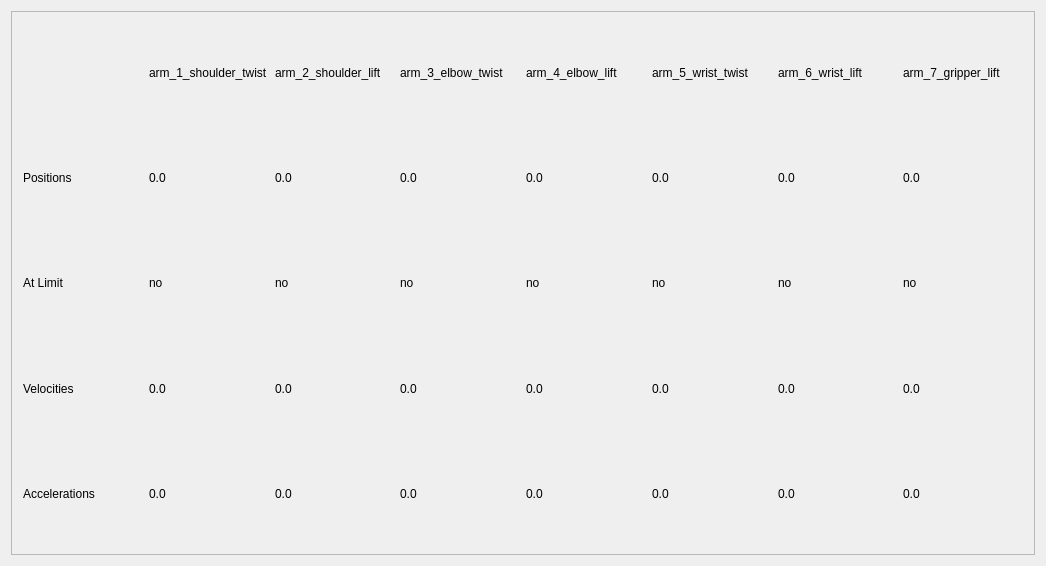
Qt form src/control/teleop_status_panel/teleop_status_panel.ui (aurone/rcta_manipulation) before a commit.
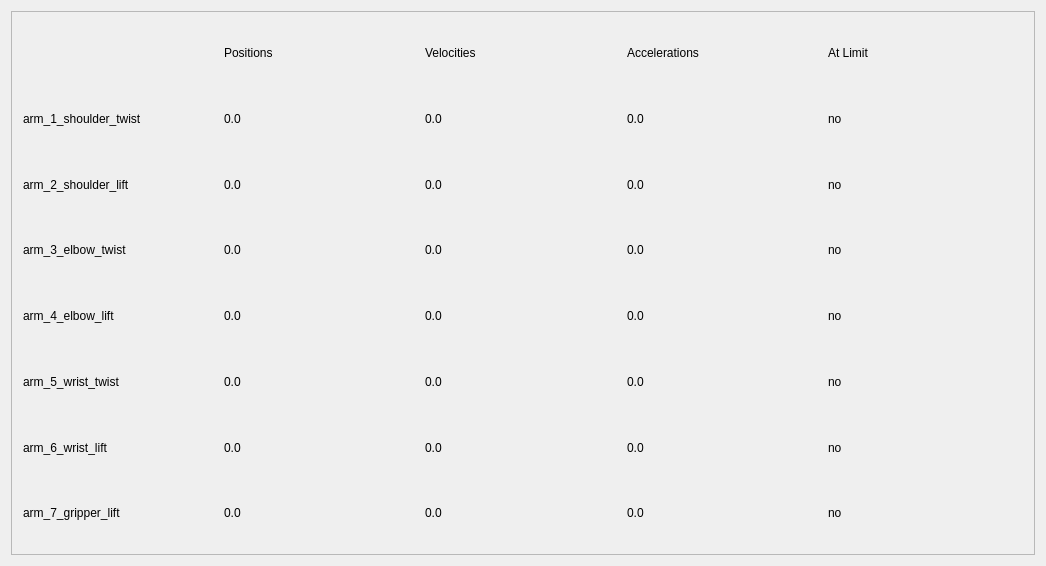
The same form after that commit.

Commit message: vertically orient teleop plugin

The edit to the form file:
```diff
--- a/src/control/teleop_status_panel/teleop_status_panel.ui
+++ b/src/control/teleop_status_panel/teleop_status_panel.ui
@@ -24,293 +24,293 @@
        <rect>
         <x>0</x>
         <y>0</y>
-        <width>1046</width>
-        <height>530</height>
+        <width>1026</width>
+        <height>546</height>
        </rect>
       </property>
       <layout class="QGridLayout" name="gridLayout">
-       <item row="0" column="0">
+       <item row="1" column="0">
         <layout class="QGridLayout" name="gridLayout_2">
-         <item row="3" column="3">
-          <widget class="QLabel" name="a3_velocity">
-           <property name="text">
-            <string>0.0</string>
-           </property>
-          </widget>
-         </item>
-         <item row="4" column="2">
-          <widget class="QLabel" name="a2_acceleration">
-           <property name="text">
-            <string>0.0</string>
-           </property>
-          </widget>
-         </item>
-         <item row="3" column="1">
-          <widget class="QLabel" name="a1_velocity">
-           <property name="text">
-            <string>0.0</string>
-           </property>
-          </widget>
-         </item>
-         <item row="2" column="7">
-          <widget class="QLabel" name="a7_at_limit">
-           <property name="text">
-            <string>no</string>
-           </property>
-          </widget>
-         </item>
-         <item row="3" column="7">
-          <widget class="QLabel" name="a7_velocity">
-           <property name="text">
-            <string>0.0</string>
-           </property>
-          </widget>
-         </item>
-         <item row="0" column="1">
-          <widget class="QLabel" name="a1_name">
-           <property name="text">
-            <string>arm_1_shoulder_twist</string>
-           </property>
-          </widget>
-         </item>
-         <item row="4" column="5">
-          <widget class="QLabel" name="a5_acceleration">
-           <property name="text">
-            <string>0.0</string>
-           </property>
-          </widget>
-         </item>
-         <item row="2" column="5">
-          <widget class="QLabel" name="a5_at_limit">
-           <property name="text">
-            <string>no</string>
-           </property>
-          </widget>
-         </item>
-         <item row="2" column="2">
-          <widget class="QLabel" name="a2_at_limit">
-           <property name="text">
-            <string>no</string>
-           </property>
-          </widget>
-         </item>
-         <item row="0" column="4">
-          <widget class="QLabel" name="a4_name">
-           <property name="text">
-            <string>arm_4_elbow_lift</string>
-           </property>
-          </widget>
-         </item>
-         <item row="2" column="3">
-          <widget class="QLabel" name="a3_at_limit">
-           <property name="text">
-            <string>no</string>
-           </property>
-          </widget>
-         </item>
-         <item row="0" column="7">
-          <widget class="QLabel" name="a7_name">
-           <property name="text">
-            <string>arm_7_gripper_lift</string>
-           </property>
-          </widget>
-         </item>
-         <item row="3" column="5">
-          <widget class="QLabel" name="a5_velocity">
-           <property name="text">
-            <string>0.0</string>
-           </property>
-          </widget>
-         </item>
-         <item row="4" column="4">
-          <widget class="QLabel" name="a4_acceleration">
-           <property name="text">
-            <string>0.0</string>
-           </property>
-          </widget>
-         </item>
-         <item row="2" column="0">
-          <widget class="QLabel" name="at_limit_label">
-           <property name="text">
-            <string>At Limit</string>
-           </property>
-          </widget>
-         </item>
-         <item row="4" column="6">
-          <widget class="QLabel" name="a6_acceleration">
-           <property name="text">
-            <string>0.0</string>
-           </property>
-          </widget>
-         </item>
-         <item row="2" column="6">
-          <widget class="QLabel" name="a6_at_limit">
-           <property name="text">
-            <string>no</string>
-           </property>
-          </widget>
-         </item>
-         <item row="4" column="7">
-          <widget class="QLabel" name="a7_acceleration">
-           <property name="text">
-            <string>0.0</string>
-           </property>
-          </widget>
-         </item>
-         <item row="1" column="6">
-          <widget class="QLabel" name="a6_position">
-           <property name="text">
-            <string>0.0</string>
-           </property>
-          </widget>
-         </item>
-         <item row="3" column="4">
-          <widget class="QLabel" name="a4_velocity">
-           <property name="text">
-            <string>0.0</string>
-           </property>
-          </widget>
-         </item>
-         <item row="1" column="0">
+         <item row="1" column="1">
           <widget class="QLabel" name="positions_label">
            <property name="text">
             <string>Positions</string>
            </property>
           </widget>
          </item>
-         <item row="0" column="2">
+         <item row="1" column="4">
+          <widget class="QLabel" name="at_limit_label">
+           <property name="text">
+            <string>At Limit</string>
+           </property>
+          </widget>
+         </item>
+         <item row="7" column="0">
+          <widget class="QLabel" name="a5_name">
+           <property name="text">
+            <string>arm_5_wrist_twist</string>
+           </property>
+          </widget>
+         </item>
+         <item row="9" column="0">
+          <widget class="QLabel" name="a7_name">
+           <property name="text">
+            <string>arm_7_gripper_lift</string>
+           </property>
+          </widget>
+         </item>
+         <item row="8" column="0">
+          <widget class="QLabel" name="a6_name">
+           <property name="text">
+            <string>arm_6_wrist_lift</string>
+           </property>
+          </widget>
+         </item>
+         <item row="4" column="0">
           <widget class="QLabel" name="a2_name">
            <property name="text">
             <string>arm_2_shoulder_lift</string>
            </property>
           </widget>
          </item>
+         <item row="6" column="0">
+          <widget class="QLabel" name="a4_name">
+           <property name="text">
+            <string>arm_4_elbow_lift</string>
+           </property>
+          </widget>
+         </item>
          <item row="1" column="3">
-          <widget class="QLabel" name="a3_position">
+          <widget class="QLabel" name="accelerations_label">
            <property name="text">
-            <string>0.0</string>
+            <string>Accelerations</string>
            </property>
           </widget>
          </item>
-         <item row="0" column="3">
+         <item row="5" column="0">
           <widget class="QLabel" name="a3_name">
            <property name="text">
             <string>arm_3_elbow_twist</string>
            </property>
           </widget>
          </item>
+         <item row="3" column="0">
+          <widget class="QLabel" name="a1_name">
+           <property name="text">
+            <string>arm_1_shoulder_twist</string>
+           </property>
+          </widget>
+         </item>
          <item row="1" column="2">
-          <widget class="QLabel" name="a2_position">
+          <widget class="QLabel" name="velocities_label">
            <property name="text">
-            <string>0.0</string>
+            <string>Velocities</string>
            </property>
           </widget>
          </item>
-         <item row="3" column="6">
-          <widget class="QLabel" name="a6_velocity">
+         <item row="7" column="1">
+          <widget class="QLabel" name="a5_position">
            <property name="text">
             <string>0.0</string>
            </property>
           </widget>
          </item>
-         <item row="1" column="7">
-          <widget class="QLabel" name="a7_position">
-           <property name="text">
-            <string>0.0</string>
-           </property>
-          </widget>
-         </item>
-         <item row="1" column="1">
+         <item row="3" column="1">
           <widget class="QLabel" name="a1_position">
            <property name="text">
             <string>0.0</string>
            </property>
           </widget>
          </item>
+         <item row="8" column="1">
+          <widget class="QLabel" name="a6_position">
+           <property name="text">
+            <string>0.0</string>
+           </property>
+          </widget>
+         </item>
+         <item row="9" column="1">
+          <widget class="QLabel" name="a7_position">
+           <property name="text">
+            <string>0.0</string>
+           </property>
+          </widget>
+         </item>
+         <item row="4" column="1">
+          <widget class="QLabel" name="a2_position">
+           <property name="text">
+            <string>0.0</string>
+           </property>
+          </widget>
+         </item>
          <item row="3" column="2">
+          <widget class="QLabel" name="a1_velocity">
+           <property name="text">
+            <string>0.0</string>
+           </property>
+          </widget>
+         </item>
+         <item row="3" column="3">
+          <widget class="QLabel" name="a1_acceleration">
+           <property name="text">
+            <string>0.0</string>
+           </property>
+          </widget>
+         </item>
+         <item row="4" column="2">
           <widget class="QLabel" name="a2_velocity">
            <property name="text">
             <string>0.0</string>
            </property>
           </widget>
          </item>
-         <item row="0" column="0">
-          <widget class="QLabel" name="corner_label">
-           <property name="text">
-            <string/>
-           </property>
-          </widget>
-         </item>
-         <item row="2" column="4">
-          <widget class="QLabel" name="a4_at_limit">
-           <property name="text">
-            <string>no</string>
-           </property>
-          </widget>
-         </item>
          <item row="4" column="3">
+          <widget class="QLabel" name="a2_acceleration">
+           <property name="text">
+            <string>0.0</string>
+           </property>
+          </widget>
+         </item>
+         <item row="5" column="1">
+          <widget class="QLabel" name="a3_position">
+           <property name="text">
+            <string>0.0</string>
+           </property>
+          </widget>
+         </item>
+         <item row="5" column="2">
+          <widget class="QLabel" name="a3_velocity">
+           <property name="text">
+            <string>0.0</string>
+           </property>
+          </widget>
+         </item>
+         <item row="5" column="3">
           <widget class="QLabel" name="a3_acceleration">
            <property name="text">
             <string>0.0</string>
            </property>
           </widget>
          </item>
-         <item row="2" column="1">
-          <widget class="QLabel" name="a1_at_limit">
+         <item row="6" column="2">
+          <widget class="QLabel" name="a4_velocity">
            <property name="text">
-            <string>no</string>
+            <string>0.0</string>
            </property>
           </widget>
          </item>
-         <item row="1" column="5">
-          <widget class="QLabel" name="a5_position">
+         <item row="6" column="3">
+          <widget class="QLabel" name="a4_acceleration">
            <property name="text">
             <string>0.0</string>
            </property>
           </widget>
          </item>
-         <item row="3" column="0">
-          <widget class="QLabel" name="velocities_label">
-           <property name="text">
-            <string>Velocities</string>
-           </property>
-          </widget>
-         </item>
-         <item row="0" column="5">
-          <widget class="QLabel" name="a5_name">
-           <property name="text">
-            <string>arm_5_wrist_twist</string>
-           </property>
-          </widget>
-         </item>
-         <item row="1" column="4">
+         <item row="6" column="1">
           <widget class="QLabel" name="a4_position">
            <property name="text">
             <string>0.0</string>
            </property>
           </widget>
          </item>
-         <item row="0" column="6">
-          <widget class="QLabel" name="a6_name">
+         <item row="7" column="2">
+          <widget class="QLabel" name="a5_velocity">
            <property name="text">
-            <string>arm_6_wrist_lift</string>
+            <string>0.0</string>
            </property>
           </widget>
          </item>
-         <item row="4" column="0">
-          <widget class="QLabel" name="accelerations_label">
+         <item row="7" column="3">
+          <widget class="QLabel" name="a5_acceleration">
            <property name="text">
-            <string>Accelerations</string>
+            <string>0.0</string>
            </property>
           </widget>
          </item>
-         <item row="4" column="1">
-          <widget class="QLabel" name="a1_acceleration">
+         <item row="8" column="2">
+          <widget class="QLabel" name="a6_velocity">
            <property name="text">
             <string>0.0</string>
            </property>
           </widget>
          </item>
+         <item row="8" column="3">
+          <widget class="QLabel" name="a6_acceleration">
+           <property name="text">
+            <string>0.0</string>
+           </property>
+          </widget>
+         </item>
+         <item row="9" column="2">
+          <widget class="QLabel" name="a7_velocity">
+           <property name="text">
+            <string>0.0</string>
+           </property>
+          </widget>
+         </item>
+         <item row="9" column="3">
+          <widget class="QLabel" name="a7_acceleration">
+           <property name="text">
+            <string>0.0</string>
+           </property>
+          </widget>
+         </item>
+         <item row="6" column="4">
+          <widget class="QLabel" name="a4_at_limit">
+           <property name="text">
+            <string>no</string>
+           </property>
+          </widget>
+         </item>
+         <item row="3" column="4">
+          <widget class="QLabel" name="a1_at_limit">
+           <property name="text">
+            <string>no</string>
+           </property>
+          </widget>
+         </item>
+         <item row="4" column="4">
+          <widget class="QLabel" name="a2_at_limit">
+           <property name="text">
+            <string>no</string>
+           </property>
+          </widget>
+         </item>
+         <item row="5" column="4">
+          <widget class="QLabel" name="a3_at_limit">
+           <property name="text">
+            <string>no</string>
+           </property>
+          </widget>
+         </item>
+         <item row="7" column="4">
+          <widget class="QLabel" name="a5_at_limit">
+           <property name="text">
+            <string>no</string>
+           </property>
+          </widget>
+         </item>
+         <item row="8" column="4">
+          <widget class="QLabel" name="a6_at_limit">
+           <property name="text">
+            <string>no</string>
+           </property>
+          </widget>
+         </item>
+         <item row="9" column="4">
+          <widget class="QLabel" name="a7_at_limit">
+           <property name="text">
+            <string>no</string>
+           </property>
+          </widget>
+         </item>
+         <item row="1" column="0">
+          <widget class="QLabel" name="corner_label">
+           <property name="text">
+            <string/>
+           </property>
+          </widget>
+         </item>
         </layout>
        </item>
       </layout>
```
